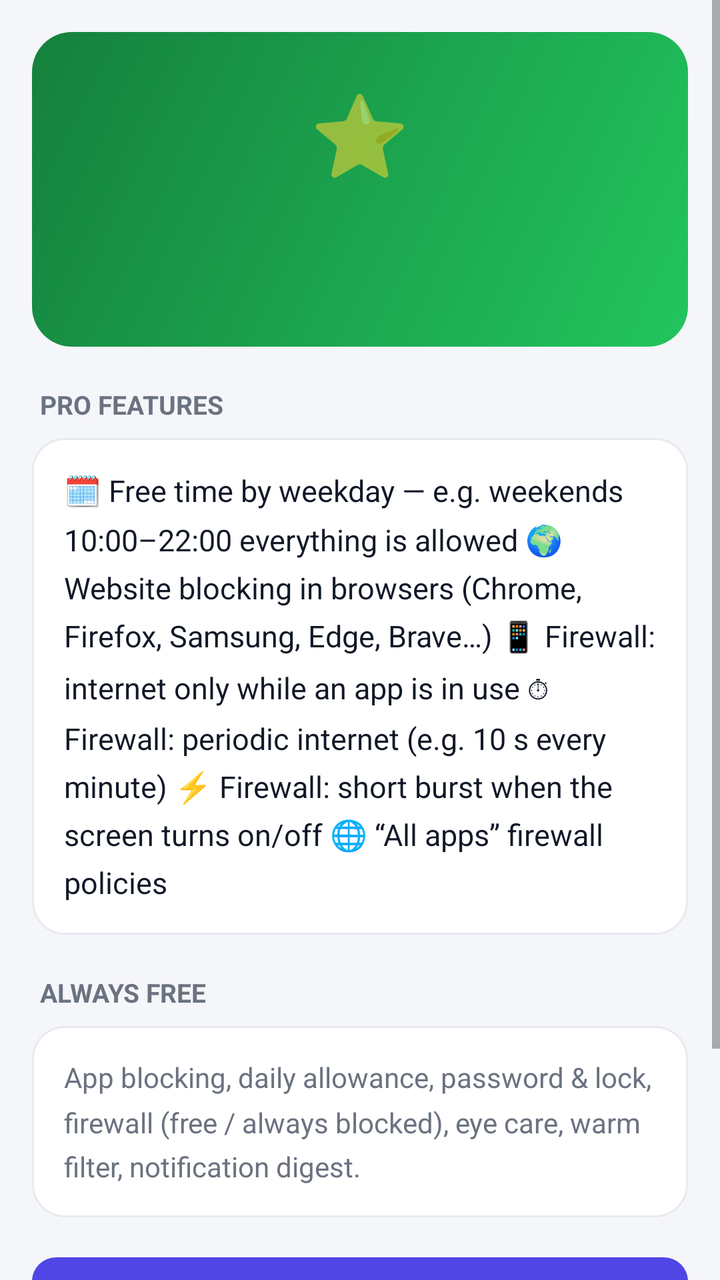
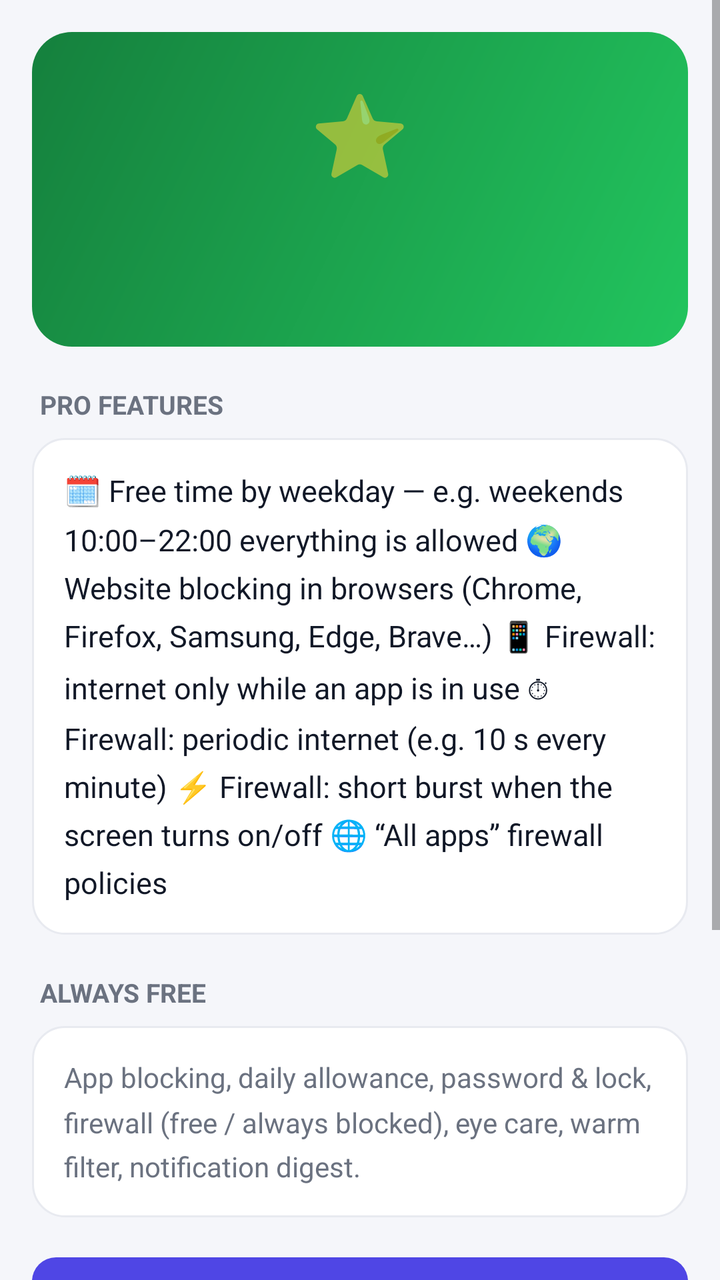

Screens rendered from an Android XML layout before and after an edit, with the pre-edit source and the edit as a unified diff.
<!-- AndroidManifest.xml: application theme AppTheme -->
<!-- res/layout/activity_pro.xml -->
<?xml version="1.0" encoding="utf-8"?>
<ScrollView xmlns:android="http://schemas.android.com/apk/res/android"
    android:layout_width="match_parent"
    android:layout_height="match_parent"
    android:background="@color/bg">

    <LinearLayout
        android:layout_width="match_parent"
        android:layout_height="wrap_content"
        android:orientation="vertical"
        android:padding="16dp">

        <LinearLayout
            android:id="@+id/proCard"
            android:layout_width="match_parent"
            android:layout_height="wrap_content"
            android:background="@drawable/bg_status_on"
            android:gravity="center"
            android:orientation="vertical"
            android:padding="24dp">

            <TextView
                android:layout_width="wrap_content"
                android:layout_height="wrap_content"
                android:text="⭐"
                android:textSize="40sp" />

            <TextView
                android:id="@+id/proTitle"
                android:layout_width="wrap_content"
                android:layout_height="wrap_content"
                android:layout_marginTop="6dp"
                android:gravity="center"
                android:textColor="#FFFFFF"
                android:textSize="20sp"
                android:textStyle="bold" />

            <TextView
                android:id="@+id/proSub"
                android:layout_width="wrap_content"
                android:layout_height="wrap_content"
                android:layout_marginTop="4dp"
                android:gravity="center"
                android:textColor="#E6FFFFFF"
                android:textSize="14sp" />
        </LinearLayout>

        <TextView
            style="@style/SectionTitle"
            android:text="@string/pro_features_header" />

        <TextView
            android:layout_width="match_parent"
            android:layout_height="wrap_content"
            android:background="@drawable/bg_card"
            android:lineSpacingMultiplier="1.35"
            android:padding="16dp"
            android:text="@string/pro_features"
            android:textColor="@color/text"
            android:textSize="15sp" />

        <TextView
            style="@style/SectionTitle"
            android:text="@string/pro_free_header" />

        <TextView
            android:layout_width="match_parent"
            android:layout_height="wrap_content"
            android:background="@drawable/bg_card"
            android:lineSpacingMultiplier="1.35"
            android:padding="16dp"
            android:text="@string/pro_free_list"
            android:textColor="@color/text_muted"
            android:textSize="14sp" />

        <Button
            android:id="@+id/proBuy"
            style="@style/PrimaryButton"
            android:layout_marginTop="20dp" />

        <TextView
            android:id="@+id/proRestore"
            style="@style/Chip"
            android:layout_width="match_parent"
            android:layout_marginTop="10dp"
            android:text="@string/pro_restore" />

        <TextView
            android:layout_width="match_parent"
            android:layout_height="wrap_content"
            android:layout_marginTop="12dp"
            android:gravity="center"
            android:text="@string/pro_note"
            android:textColor="@color/text_faint"
            android:textSize="12sp" />
    </LinearLayout>
</ScrollView>
<!-- resources referenced by this layout -->
<resources>
  <color name="bg">#F5F6FA</color>
  <color name="text">#111827</color>
  <color name="text_faint">#9CA3AF</color>
  <color name="text_muted">#6B7280</color>
  <!-- drawable bg_card (drawable) -->
  <?xml version="1.0" encoding="utf-8"?>
  <shape xmlns:android="http://schemas.android.com/apk/res/android" android:shape="rectangle">
      <solid android:color="@color/card" />
      <corners android:radius="16dp" />
      <stroke android:width="1dp" android:color="@color/card_stroke" />
  </shape>
  <!-- drawable bg_status_on (drawable) -->
  <?xml version="1.0" encoding="utf-8"?>
  <shape xmlns:android="http://schemas.android.com/apk/res/android" android:shape="rectangle">
      <gradient android:angle="315" android:startColor="#15803D" android:endColor="#22C55E" />
      <corners android:radius="20dp" />
  </shape>
  <string name="pro_features">🗓  Free time by weekday — e.g. weekends 10:00–22:00 everything is allowed
  🌍  Website blocking in browsers (Chrome, Firefox, Samsung, Edge, Brave…)
  📱  Firewall: internet only while an app is in use
  ⏱  Firewall: periodic internet (e.g. 10 s every minute)
  ⚡  Firewall: short burst when the screen turns on/off
  🌐  “All apps” firewall policies</string>
  <string name="pro_features_header">PRO FEATURES</string>
  <string name="pro_free_header">ALWAYS FREE</string>
  <string name="pro_free_list">App blocking, daily allowance, password &amp; lock, firewall (free / always blocked), eye care, warm filter, notification digest.</string>
  <string name="pro_note">Paid once through Google Play. Works on all your devices with the same Google account.</string>
  <string name="pro_restore">Restore purchase</string>
  <style name="PrimaryButton">
          <item name="android:layout_width">match_parent</item>
          <item name="android:layout_height">48dp</item>
          <item name="android:background">@drawable/btn_primary</item>
          <item name="android:textColor">#FFFFFF</item>
          <item name="android:textSize">15sp</item>
          <item name="android:textAllCaps">false</item>
          <item name="android:stateListAnimator">@null</item>
      </style>
  <style name="AppTheme" parent="android:Theme.Material.Light.DarkActionBar">
          <item name="android:colorPrimary">@color/primary</item>
          <item name="android:colorPrimaryDark">@color/primary_dark</item>
          <item name="android:colorAccent">@color/primary</item>
          <item name="android:statusBarColor">@color/primary_dark</item>
          <item name="android:windowBackground">@color/bg</item>
      </style>
  <color name="card">#FFFFFF</color>
  <color name="card_stroke">#E8EAF0</color>
  <!-- drawable bg_chip (drawable) -->
  <?xml version="1.0" encoding="utf-8"?>
  <ripple xmlns:android="http://schemas.android.com/apk/res/android" android:color="#224F46E5">
      <item>
          <shape android:shape="rectangle">
              <solid android:color="@color/primary_soft" />
              <corners android:radius="18dp" />
          </shape>
      </item>
  </ripple>
  <color name="primary">#4F46E5</color>
  <!-- drawable btn_primary (drawable) -->
  <?xml version="1.0" encoding="utf-8"?>
  <ripple xmlns:android="http://schemas.android.com/apk/res/android" android:color="#33FFFFFF">
      <item>
          <shape android:shape="rectangle">
              <solid android:color="@color/primary" />
              <corners android:radius="12dp" />
          </shape>
      </item>
  </ripple>
  <color name="primary_dark">#4338CA</color>
  <color name="primary_soft">#EEF2FF</color>
  <!-- unchanged entries left out for length: 2 -->
</resources>

<!-- the commit's change to res/layout/activity_pro.xml (unified diff, before → after) -->
@@ -79,6 +79,15 @@
             android:layout_marginTop="20dp" />
 
         <TextView
+            android:id="@+id/proTrial"
+            style="@style/Chip"
+            android:layout_width="match_parent"
+            android:layout_height="48dp"
+            android:layout_marginTop="10dp"
+            android:layout_marginEnd="0dp"
+            android:text="@string/ad_watch" />
+
+        <TextView
             android:id="@+id/proRestore"
             style="@style/Chip"
             android:layout_width="match_parent"
@@ -93,5 +102,16 @@
             android:text="@string/pro_note"
             android:textColor="@color/text_faint"
             android:textSize="12sp" />
+
+        <TextView
+            android:id="@+id/proAdPrivacy"
+            android:layout_width="match_parent"
+            android:layout_height="wrap_content"
+            android:layout_marginTop="8dp"
+            android:gravity="center"
+            android:padding="8dp"
+            android:text="@string/ad_privacy"
+            android:textColor="@color/primary"
+            android:textSize="13sp" />
     </LinearLayout>
 </ScrollView>
<!-- resource entries referenced after the edit -->
@@ -17,6 +17,8 @@
       <gradient android:angle="315" android:startColor="#15803D" android:endColor="#22C55E" />
       <corners android:radius="20dp" />
   </shape>
+  <string name="ad_privacy">Ad privacy settings</string>
+  <string name="ad_watch">🎬 Watch an ad — try Pro free for 24 hours</string>
   <string name="pro_features">🗓  Free time by weekday — e.g. weekends 10:00–22:00 everything is allowed
   🌍  Website blocking in browsers (Chrome, Firefox, Samsung, Edge, Brave…)
   📱  Firewall: internet only while an app is in use
